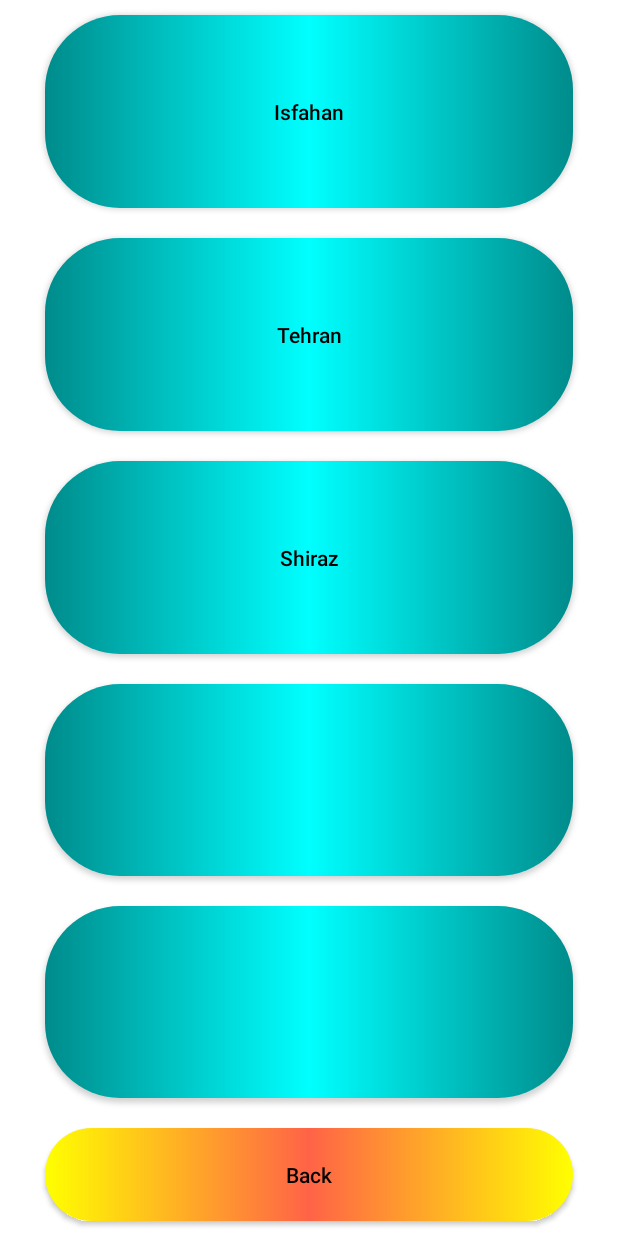
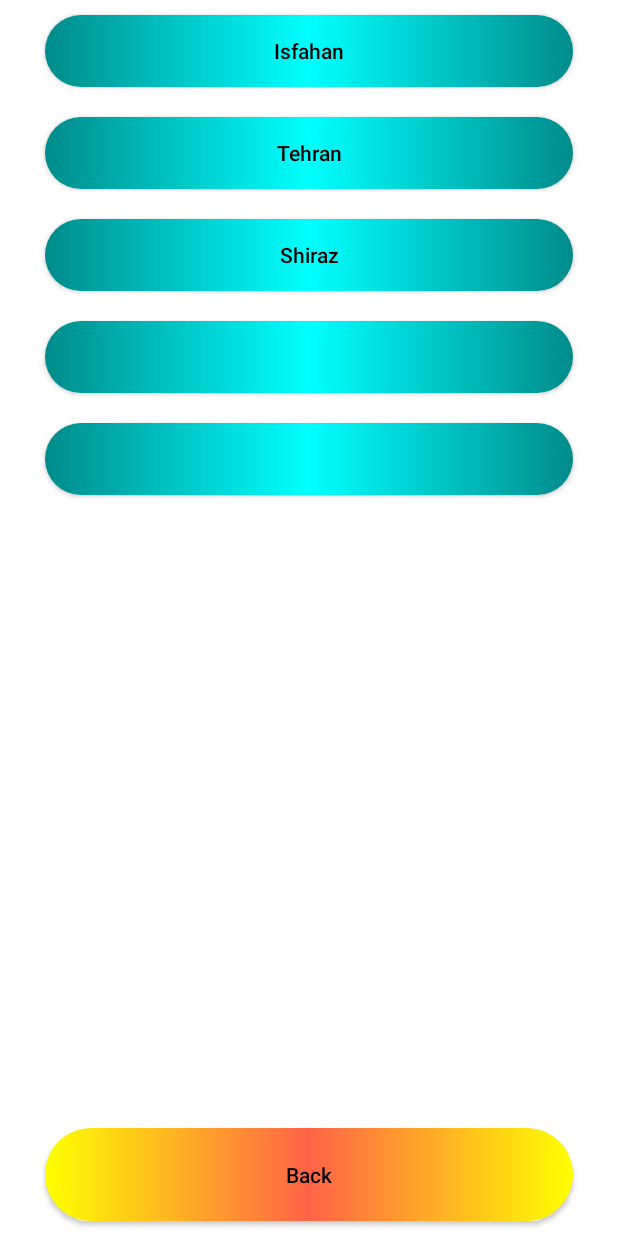
Before and after one commit to AliAEbrahimian/Vaxino, an Android app: the CityActivity screen opened directly, with no data from a screen before it, on a phone screen of 412 x 824 dp. Run offline under Robolectric (Android 15) with nearby library versions, the phone set to English and light mode, and no system bars.

Commit message:
Initial Commit

```diff
--- a/app/src/main/res/layout/activity_city.xml
+++ b/app/src/main/res/layout/activity_city.xml
@@ -17,72 +17,72 @@
         <Button
             android:id="@+id/btn_City_1"
             android:layout_width="match_parent"
-            android:layout_height="match_parent"
+            android:layout_height="wrap_content"
             android:layout_marginLeft="30dp"
             android:layout_marginTop="10dp"
             android:layout_marginRight="30dp"
             android:layout_marginBottom="10dp"
-            android:layout_weight="2"
             android:background="@drawable/design_button_1"
+            android:soundEffectsEnabled="false"
             android:text="@string/Isfahan"
             android:textAllCaps="false"
-            android:textColor="#000000"/>
+            android:textColor="#000000" />
 
         <Button
             android:id="@+id/btn_City_2"
             android:layout_width="match_parent"
-            android:layout_height="match_parent"
+            android:layout_height="wrap_content"
             android:layout_marginLeft="30dp"
             android:layout_marginTop="10dp"
             android:layout_marginRight="30dp"
             android:layout_marginBottom="10dp"
-            android:layout_weight="2"
             android:background="@drawable/design_button_1"
+            android:soundEffectsEnabled="false"
             android:text="@string/Tehran"
             android:textAllCaps="false"
-            android:textColor="#000000"/>
+            android:textColor="#000000" />
 
         <Button
             android:id="@+id/btn_City_3"
             android:layout_width="match_parent"
-            android:layout_height="match_parent"
+            android:layout_height="wrap_content"
             android:layout_marginLeft="30dp"
             android:layout_marginTop="10dp"
             android:layout_marginRight="30dp"
             android:layout_marginBottom="10dp"
-            android:layout_weight="2"
             android:background="@drawable/design_button_1"
+            android:soundEffectsEnabled="false"
             android:text="@string/shiraz"
             android:textAllCaps="false"
-            android:textColor="#000000"/>
+            android:textColor="#000000" />
 
         <Button
             android:id="@+id/btn_City_4"
             android:layout_width="match_parent"
-            android:layout_height="match_parent"
+            android:layout_height="wrap_content"
             android:layout_marginLeft="30dp"
             android:layout_marginTop="10dp"
             android:layout_marginRight="30dp"
             android:layout_marginBottom="10dp"
-            android:layout_weight="2"
             android:background="@drawable/design_button_1"
+            android:soundEffectsEnabled="false"
             android:text=""
             android:textAllCaps="false"
-            android:textColor="#000000"/>
+            android:textColor="#000000" />
 
         <Button
             android:id="@+id/btn_City_5"
             android:layout_width="match_parent"
-            android:layout_height="match_parent"
+            android:layout_height="wrap_content"
             android:layout_marginLeft="30dp"
             android:layout_marginTop="10dp"
             android:layout_marginRight="30dp"
             android:layout_marginBottom="10dp"
-            android:layout_weight="2"
             android:background="@drawable/design_button_1"
+            android:soundEffectsEnabled="false"
             android:text=""
             android:textAllCaps="false"
-            android:textColor="#000000"/>
+            android:textColor="#000000" />
     </LinearLayout>
 
     <LinearLayout
@@ -99,10 +99,10 @@
             android:layout_marginTop="10dp"
             android:layout_marginRight="30dp"
             android:layout_marginBottom="10dp"
+            android:background="@drawable/design_button_2"
             android:text="@string/back"
-            android:background="@drawable/design_button_2"
             android:textAllCaps="false"
-            android:textColor="#000000"/>
+            android:textColor="#000000" />
     </LinearLayout>
 
 </LinearLayout>
```
Also changed, not shown: app/src/main/res/layout/activity_vaccine.xml (+9 -14 lines).
